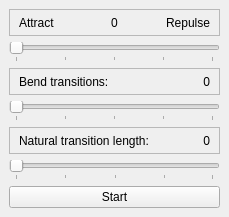
Old version of the form tools/release/ltsgraph/springlayout.ui in the repository mCRL2org/mCRL2.
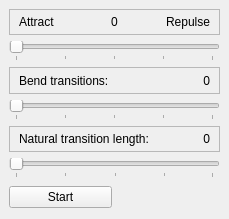
New version of the form.

What changed in the file:
```diff
--- a/tools/release/ltsgraph/springlayout.ui
+++ b/tools/release/ltsgraph/springlayout.ui
@@ -7,7 +7,7 @@
     <x>0</x>
     <y>0</y>
     <width>229</width>
-    <height>217</height>
+    <height>219</height>
    </rect>
   </property>
   <property name="sizePolicy">
@@ -213,11 +213,22 @@
      </widget>
     </item>
     <item>
+     <layout class="QHBoxLayout" name="horizontalLayout_2">
+      <item>
      <widget class="QPushButton" name="btnStartStop">
       <property name="text">
        <string>Start</string>
       </property>
      </widget>
+      </item>
+      <item>
+       <widget class="QLabel" name="lblStable">
+        <property name="text">
+         <string/>
+        </property>
+       </widget>
+      </item>
+     </layout>
     </item>
    </layout>
   </widget>
```
Lines whose indentation alone changed are shown as unchanged.
